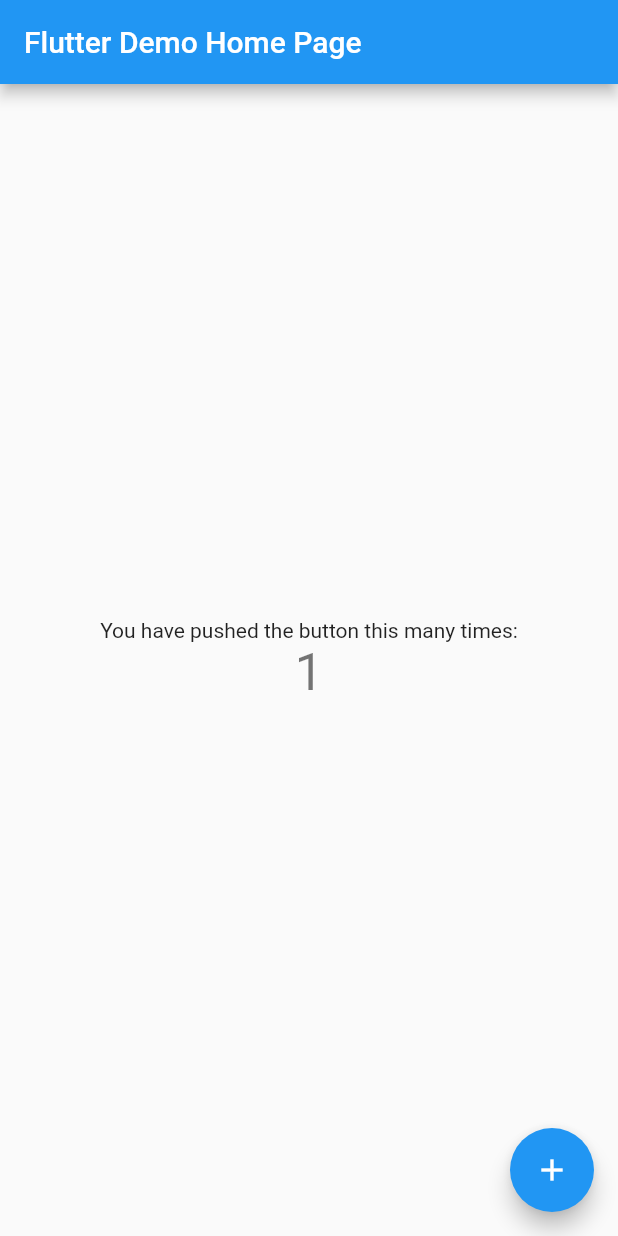
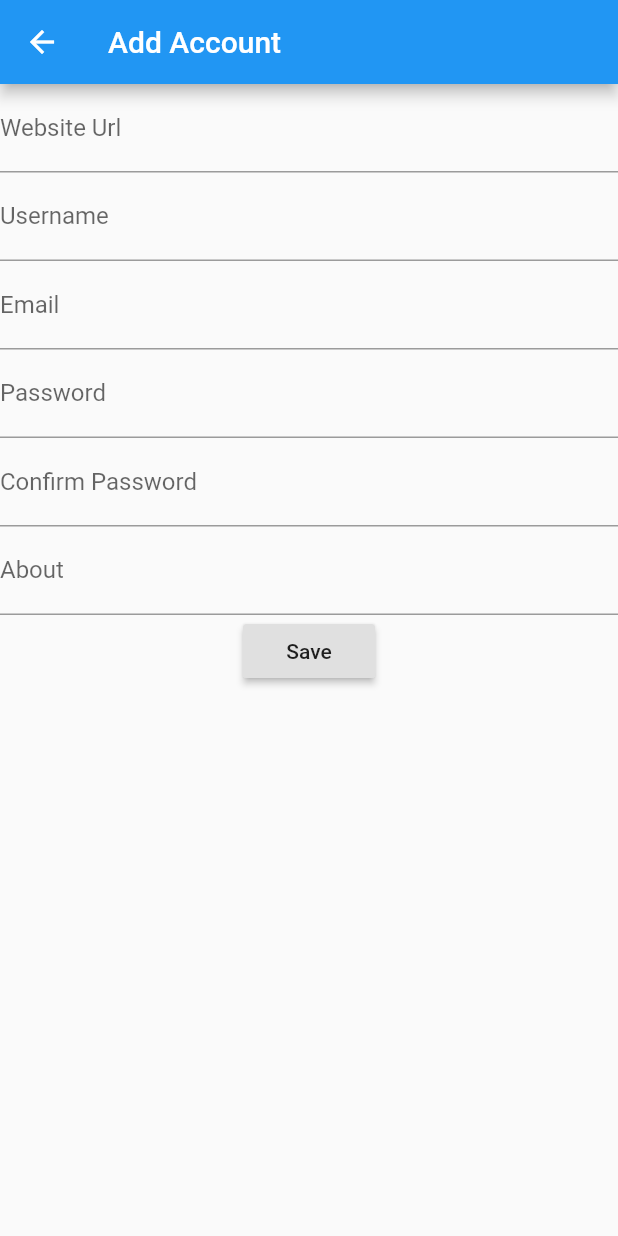
Before and after one commit to nsdahile/password-manager, a Flutter app: the screen it shows after launch, after a tap on the "add" icon, on a phone screen of 412 x 824 dp. Run offline on Flutter 3.47's test engine with Material 2 defaults, Android fonts, the phone set to English and light mode, and no system bars.

Commit message:
Feature added 1.add account 2.display all accounts

```diff
--- a/lib/main.dart
+++ b/lib/main.dart
@@ -1,117 +1,32 @@
 import 'package:flutter/material.dart';
+import 'package:provider/provider.dart';
 
-void main() {
-  runApp(MyApp());
-}
+import 'models/list_account_data.dart';
+
+import 'screens/list_accounts_screen.dart';
+import 'screens/add_account_screen.dart';
+import 'screens/show_account_details_screen.dart';
+
+void main() => runApp(MyApp());
 
 class MyApp extends StatelessWidget {
-  // This widget is the root of your application.
   @override
   Widget build(BuildContext context) {
-    return MaterialApp(
-      title: 'Flutter Demo',
-      theme: ThemeData(
-        // This is the theme of your application.
-        //
-        // Try running your application with "flutter run". You'll see the
-        // application has a blue toolbar. Then, without quitting the app, try
-        // changing the primarySwatch below to Colors.green and then invoke
-        // "hot reload" (press "r" in the console where you ran "flutter run",
-        // or simply save your changes to "hot reload" in a Flutter IDE).
-        // Notice that the counter didn't reset back to zero; the application
-        // is not restarted.
-        primarySwatch: Colors.blue,
-        // This makes the visual density adapt to the platform that you run
-        // the app on. For desktop platforms, the controls will be smaller and
-        // closer together (more dense) than on mobile platforms.
-        visualDensity: VisualDensity.adaptivePlatformDensity,
+    return ChangeNotifierProvider(
+      create: (context) => ListAccountData(),
+      child: MaterialApp(
+        title: 'Password Mannager',
+        theme: ThemeData(
+          primaryColor: Colors.blue,
+          accentColor: Colors.amber,
+        ),
+        home: ListAccountScreen(),
+        routes: {
+          ShowAccountDetailsScreen.routeName: (context) =>
+              ShowAccountDetailsScreen(),
+          AddAccountScreen.routeName: (context) => AddAccountScreen(),
+        },
       ),
-      home: MyHomePage(title: 'Flutter Demo Home Page'),
     );
   }
 }
-
-class MyHomePage extends StatefulWidget {
-  MyHomePage({Key key, this.title}) : super(key: key);
-
-  // This widget is the home page of your application. It is stateful, meaning
-  // that it has a State object (defined below) that contains fields that affect
-  // how it looks.
-
-  // This class is the configuration for the state. It holds the values (in this
-  // case the title) provided by the parent (in this case the App widget) and
-  // used by the build method of the State. Fields in a Widget subclass are
-  // always marked "final".
-
-  final String title;
-
-  @override
-  _MyHomePageState createState() => _MyHomePageState();
-}
-
-class _MyHomePageState extends State<MyHomePage> {
-  int _counter = 0;
-
-  void _incrementCounter() {
-    setState(() {
-      // This call to setState tells the Flutter framework that something has
-      // changed in this State, which causes it to rerun the build method below
-      // so that the display can reflect the updated values. If we changed
-      // _counter without calling setState(), then the build method would not be
-      // called again, and so nothing would appear to happen.
-      _counter++;
-    });
-  }
-
-  @override
-  Widget build(BuildContext context) {
-    // This method is rerun every time setState is called, for instance as done
-    // by the _incrementCounter method above.
-    //
-    // The Flutter framework has been optimized to make rerunning build methods
-    // fast, so that you can just rebuild anything that needs updating rather
-    // than having to individually change instances of widgets.
-    return Scaffold(
-      appBar: AppBar(
-        // Here we take the value from the MyHomePage object that was created by
-        // the App.build method, and use it to set our appbar title.
-        title: Text(widget.title),
-      ),
-      body: Center(
-        // Center is a layout widget. It takes a single child and positions it
-        // in the middle of the parent.
-        child: Column(
-          // Column is also a layout widget. It takes a list of children and
-          // arranges them vertically. By default, it sizes itself to fit its
-          // children horizontally, and tries to be as tall as its parent.
-          //
-          // Invoke "debug painting" (press "p" in the console, choose the
-          // "Toggle Debug Paint" action from the Flutter Inspector in Android
-          // Studio, or the "Toggle Debug Paint" command in Visual Studio Code)
-          // to see the wireframe for each widget.
-          //
-          // Column has various properties to control how it sizes itself and
-          // how it positions its children. Here we use mainAxisAlignment to
-          // center the children vertically; the main axis here is the vertical
-          // axis because Columns are vertical (the cross axis would be
-          // horizontal).
-          mainAxisAlignment: MainAxisAlignment.center,
-          children: <Widget>[
-            Text(
-              'You have pushed the button this many times:',
-            ),
-            Text(
-              '$_counter',
-              style: Theme.of(context).textTheme.headline4,
-            ),
-          ],
-        ),
-      ),
-      floatingActionButton: FloatingActionButton(
-        onPressed: _incrementCounter,
-        tooltip: 'Increment',
-        child: Icon(Icons.add),
-      ), // This trailing comma makes auto-formatting nicer for build methods.
-    );
-  }
-}
--- /dev/null
+++ b/lib/models/account_data.dart
@@ -0,0 +1,17 @@
+class AccountData {
+  final String url;
+  final String username;
+  final String email;
+  final String password;
+  final DateTime date;
+  final String about;
+
+  AccountData({
+    this.url,
+    this.username,
+    this.email,
+    this.password,
+    this.date,
+    this.about,
+  });
+}
--- /dev/null
+++ b/lib/models/list_account_data.dart
@@ -0,0 +1,32 @@
+import 'package:flutter/foundation.dart';
+
+import 'account_data.dart';
+
+class ListAccountData with ChangeNotifier {
+  List<AccountData> _accounts = [];
+
+  List<AccountData> getAccounts() {
+    return [..._accounts];
+  }
+
+  void addAccount({
+    String url,
+    String username,
+    String email,
+    String password,
+    String about,
+  }) {
+    var newAccount = AccountData(
+      url: url,
+      username: username,
+      email: email,
+      password: password,
+      about: about,
+      date: DateTime.now(),
+    );
+    _accounts.add(newAccount);
+
+    notifyListeners();
+    print(_accounts.length);
+  }
+}
--- /dev/null
+++ b/lib/screens/add_account_screen.dart
@@ -0,0 +1,105 @@
+import 'package:flutter/material.dart';
+import 'package:provider/provider.dart';
+
+import '../models/list_account_data.dart';
+
+class AddAccountScreen extends StatefulWidget {
+  static final routeName = 'add-account-screen';
+
+  @override
+  _AddAccountScreenState createState() => _AddAccountScreenState();
+}
+
+class _AddAccountScreenState extends State<AddAccountScreen> {
+  final formKey = GlobalKey<FormState>();
+  final passwordControler = TextEditingController();
+  String url;
+  String username;
+  String email;
+  String about;
+
+  @override
+  Widget build(BuildContext context) {
+    return Scaffold(
+      appBar: AppBar(
+        title: Text('Add Account'),
+      ),
+      body: Form(
+        key: formKey,
+        child: SingleChildScrollView(
+          child: Column(
+            children: [
+              TextFormField(
+                decoration: InputDecoration(
+                  labelText: 'Website Url',
+                ),
+                keyboardType: TextInputType.url,
+                textInputAction: TextInputAction.next,
+                validator: (value) {
+                  if (value.isEmpty) return null;
+                  if (!value.contains('.')) return "Please enter valid url";
+                  return null;
+                },
+                onSaved: (newValue) => url = newValue.trim(),
+              ),
+              TextFormField(
+                decoration: InputDecoration(labelText: 'Username'),
+                keyboardType: TextInputType.text,
+                textInputAction: TextInputAction.next,
+                onSaved: (newValue) => username = newValue.trim(),
+              ),
+              TextFormField(
+                decoration: InputDecoration(labelText: 'Email'),
+                keyboardType: TextInputType.emailAddress,
+                textInputAction: TextInputAction.next,
+                validator: (value) {
+                  if (value.isEmpty) return null;
+                  if (!value.contains('@') || !value.contains('.'))
+                    return 'Please enter valid  email';
+                  return null;
+                },
+                onSaved: (newValue) => email = newValue,
+              ),
+              TextFormField(
+                decoration: InputDecoration(labelText: 'Password'),
+                keyboardType: TextInputType.text,
+                textInputAction: TextInputAction.next,
+                obscureText: true,
+                controller: passwordControler,
+              ),
+              TextFormField(
+                decoration: InputDecoration(labelText: 'Confirm Password'),
+                keyboardType: TextInputType.text,
+                textInputAction: TextInputAction.next,
+                obscureText: true,
+                validator: (value) {
+                  if (passwordControler.text != value)
+                    return "Password does not match";
+                  return null;
+                },
+              ),
+              TextFormField(
+                decoration: InputDecoration(labelText: 'About'),
+                onSaved: (newValue) => about = newValue,
+              ),
+              RaisedButton(child: Text('Save'), onPressed: save)
+            ],
+          ),
+        ),
+      ),
+    );
+  }
+
+  void save() {
+    if (formKey.currentState.validate()) {
+      formKey.currentState.save();
+      Provider.of<ListAccountData>(context, listen: false).addAccount(
+        url: url,
+        username: username,
+        email: email,
+        password: passwordControler.text,
+        about: about,
+      );
+    }
+  }
+}
--- /dev/null
+++ b/lib/screens/list_accounts_screen.dart
@@ -0,0 +1,20 @@
+import 'package:flutter/material.dart';
+
+import 'add_account_screen.dart';
+
+import '../widgets/list_accout_screen/accounts_list.dart';
+
+class ListAccountScreen extends StatelessWidget {
+  @override
+  Widget build(BuildContext context) {
+    return Scaffold(
+      appBar: AppBar(title: Text('Password Mannager')),
+      body: AccountsList(),
+      floatingActionButton: FloatingActionButton(
+        child: Icon(Icons.add),
+        onPressed: () =>
+            Navigator.pushNamed(context, AddAccountScreen.routeName),
+      ),
+    );
+  }
+}
--- /dev/null
+++ b/lib/screens/show_account_details_screen.dart
@@ -0,0 +1,13 @@
+import 'package:flutter/material.dart';
+
+class ShowAccountDetailsScreen extends StatelessWidget {
+  static final routeName = 'show-website-details';
+  @override
+  Widget build(BuildContext context) {
+    return Scaffold(
+      appBar: AppBar(
+        title: Text('Account details'),
+      ),
+    );
+  }
+}
--- /dev/null
+++ b/lib/widgets/list_accout_screen/account_tile.dart
@@ -0,0 +1,15 @@
+import 'package:flutter/material.dart';
+
+import '../../models/account_data.dart';
+
+class AccountTile extends StatelessWidget {
+  final AccountData account;
+  AccountTile(this.account);
+  @override
+  Widget build(BuildContext context) {
+    return ListTile(
+      title: Text(account.url ?? "NA"),
+      subtitle: Text(account.username ?? account.email ?? "NA"),
+    );
+  }
+}
--- /dev/null
+++ b/lib/widgets/list_accout_screen/accounts_list.dart
@@ -0,0 +1,19 @@
+import 'package:flutter/material.dart';
+import 'package:provider/provider.dart';
+
+import 'account_tile.dart';
+
+import '../../models/list_account_data.dart';
+
+class AccountsList extends StatelessWidget {
+  @override
+  Widget build(BuildContext context) {
+    final accounts = Provider.of<ListAccountData>(context).getAccounts();
+    return ListView.builder(
+      itemCount: accounts.length,
+      itemBuilder: (BuildContext context, int index) {
+        return AccountTile(accounts[index]);
+      },
+    );
+  }
+}
--- a/pubspec.yaml
+++ b/pubspec.yaml
@@ -23,6 +23,7 @@ environment:
 dependencies:
   flutter:
     sdk: flutter
+  provider: ^4.3.2+3
 
 
   # The following adds the Cupertino Icons font to your application.
```
Also changed, not shown: pubspec.lock, 1 other file.
